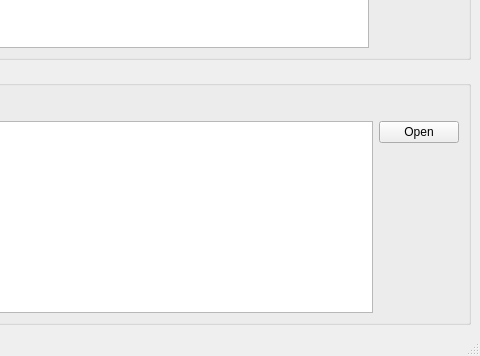
Qt form Analysis_UI/databasewindow.ui (goluckyryan/nonLinearFit) before a commit; both pictures show x 326 to 806 and y 454 to 810 of the 806 by 810 pixel window.
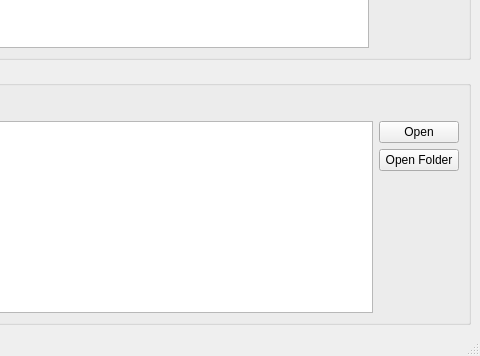
The same form after that commit.

Commit message:
fixed incorrect y-label.
Added open folder in DB Brower

Patch:
```diff
--- a/Analysis_UI/databasewindow.ui
+++ b/Analysis_UI/databasewindow.ui
@@ -121,7 +121,7 @@
       <property name="title">
        <string>Data</string>
       </property>
-      <layout class="QGridLayout" name="gridLayout_4" rowstretch="1,0,0" columnstretch="1,1,3,3,1">
+      <layout class="QGridLayout" name="gridLayout_4" rowstretch="1,0,0,0" columnstretch="1,1,3,3,1">
        <item row="0" column="0">
         <widget class="QCheckBox" name="checkBox_sortData">
          <property name="text">
@@ -136,7 +136,7 @@
          </property>
         </widget>
        </item>
-       <item row="1" column="0" rowspan="2" colspan="4">
+       <item row="1" column="0" rowspan="3" colspan="4">
         <widget class="QTableView" name="dataView"/>
        </item>
        <item row="0" column="1">
@@ -149,6 +149,13 @@
          </property>
         </widget>
        </item>
+       <item row="2" column="4">
+        <widget class="QPushButton" name="pushButton_openFolder">
+         <property name="text">
+          <string>Open Folder</string>
+         </property>
+        </widget>
+       </item>
       </layout>
      </widget>
     </item>
```
The commit also changes 4 other files.
